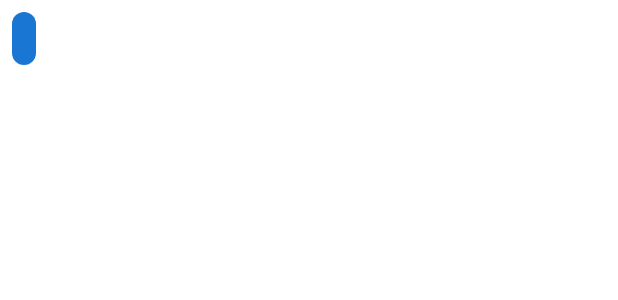
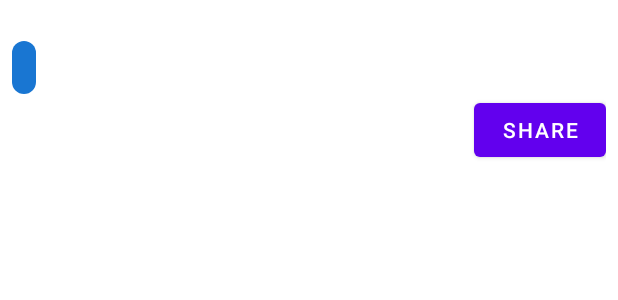
Before and after one commit to juanc07/ChatWithAI, an Android app: the layout user_message_item.xml on its own in the app's theme, with its tools: preview values and no code run, on a phone screen of 412 x 824 dp. Shown: the top 300 px of the screen. Run offline under Robolectric (Android 15) with nearby library versions, the phone set to English and light mode, and no system bars.

Commit message:
added share button on ai reply

```diff
--- a/app/build.gradle
+++ b/app/build.gradle
@@ -13,8 +13,8 @@ android {
         applicationId "com.thinkbloxph.chatwithai"
         minSdk 24
         targetSdk 33
-        versionCode 13
-        versionName "1.0.12"
+        versionCode 14
+        versionName "1.0.13"
 
         testInstrumentationRunner "androidx.test.runner.AndroidJUnitRunner"
     }
--- /dev/null
+++ b/app/src/main/res/drawable/baseline_share_24.xml
@@ -0,0 +1,5 @@
+<vector android:height="24dp" android:tint="#FFFFFF"
+    android:viewportHeight="24" android:viewportWidth="24"
+    android:width="24dp" xmlns:android="http://schemas.android.com/apk/res/android">
+    <path android:fillColor="@android:color/white" android:pathData="M18,16.08c-0.76,0 -1.44,0.3 -1.96,0.77L8.91,12.7c0.05,-0.23 0.09,-0.46 0.09,-0.7s-0.04,-0.47 -0.09,-0.7l7.05,-4.11c0.54,0.5 1.25,0.81 2.04,0.81 1.66,0 3,-1.34 3,-3s-1.34,-3 -3,-3 -3,1.34 -3,3c0,0.24 0.04,0.47 0.09,0.7L8.04,9.81C7.5,9.31 6.79,9 6,9c-1.66,0 -3,1.34 -3,3s1.34,3 3,3c0.79,0 1.5,-0.31 2.04,-0.81l7.12,4.16c-0.05,0.21 -0.08,0.43 -0.08,0.65 0,1.61 1.31,2.92 2.92,2.92 1.61,0 2.92,-1.31 2.92,-2.92s-1.31,-2.92 -2.92,-2.92z"/>
+</vector>
--- /dev/null
+++ b/app/src/main/res/drawable/chat_bubble_color.xml
@@ -0,0 +1,4 @@
+<shape xmlns:android="http://schemas.android.com/apk/res/android"
+    android:shape="rectangle">
+    <solid android:color="#FF4081" />
+</shape>
--- a/app/src/main/res/layout/user_message_item.xml
+++ b/app/src/main/res/layout/user_message_item.xml
@@ -6,19 +6,32 @@
     android:padding="8dp">
 
     <TextView
-        android:id="@+id/message_text_view"
-        android:layout_width="wrap_content"
-        android:layout_height="wrap_content"
-        android:layout_marginTop="0dp"
-        android:background="@drawable/user_message_background"
-        android:padding="8dp"
-        android:textIsSelectable="true"
-        android:textColor="@android:color/white" />
-
-    <TextView
         android:id="@+id/name_text_view"
         android:layout_width="wrap_content"
         android:layout_height="wrap_content"
         android:textColor="@android:color/darker_gray" />
 
+    <TextView
+        android:id="@+id/message_text_view"
+        android:layout_width="wrap_content"
+        android:layout_height="wrap_content"
+        android:layout_marginTop="0dp"
+        android:padding="8dp"
+        android:textIsSelectable="true"
+        android:textColor="@android:color/white"
+        android:background="@drawable/user_message_background"
+        />
+    />
+
+    <!-- Share button -->
+    <Button
+        android:id="@+id/share_button"
+        android:layout_width="wrap_content"
+        android:layout_height="wrap_content"
+        android:text="Share"
+        android:layout_gravity="end"
+        android:onClick="onShareButtonClick" />
+
+
+
 </LinearLayout>
--- a/app/src/main/res/values/strings.xml
+++ b/app/src/main/res/values/strings.xml
@@ -18,6 +18,7 @@
     <string name="purchase_failed">Purchase failed, please try again</string>
     <string name="already_subscribed">You are Subscribed already</string>
     <string name="dialog_ok">Ok</string>
+    <string name="share">Share</string>
     <string name="welcome">Welcome back, %s</string>
     <string name="credit_remaining">Your Credit: %d</string>
     <string name="unlimited_credit">Your Credit: Unlimited </string>
```
Also changed, not shown: app/src/main/java/com/thinkbloxph/chatwithai/MessageViewHolder.kt (+22 -0 lines), app/src/main/res/drawable/chat_bubble.xml (added, +34 -0 lines), app/src/main/res/layout/ai_message_item.xml (+19 -3 lines).
